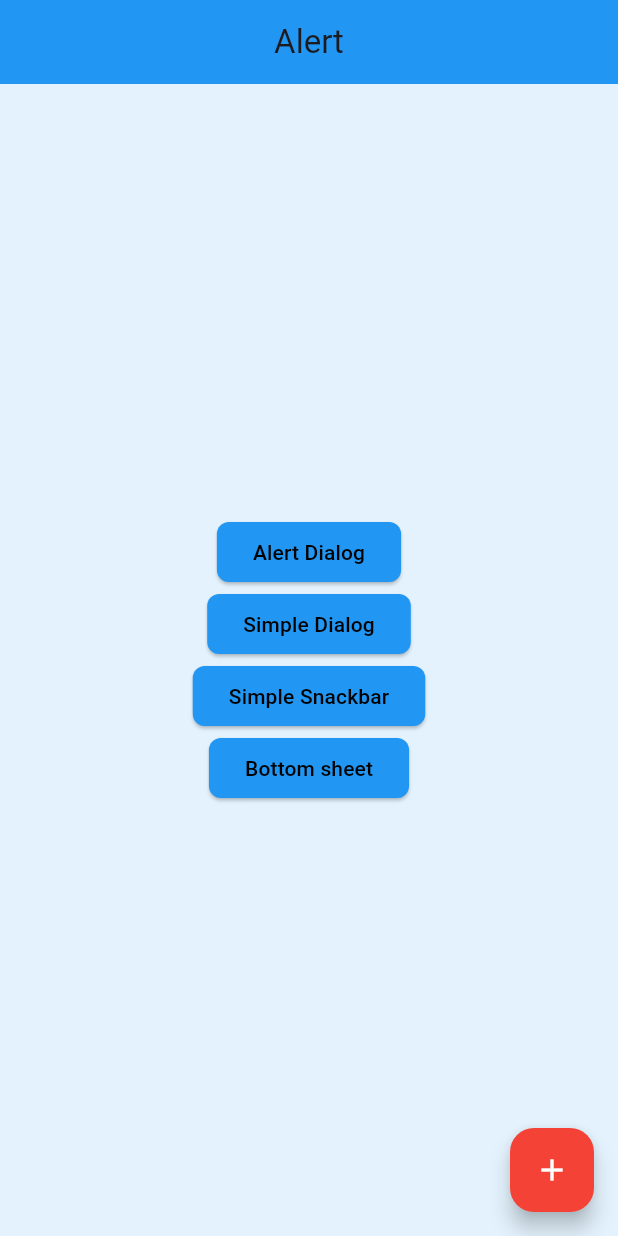
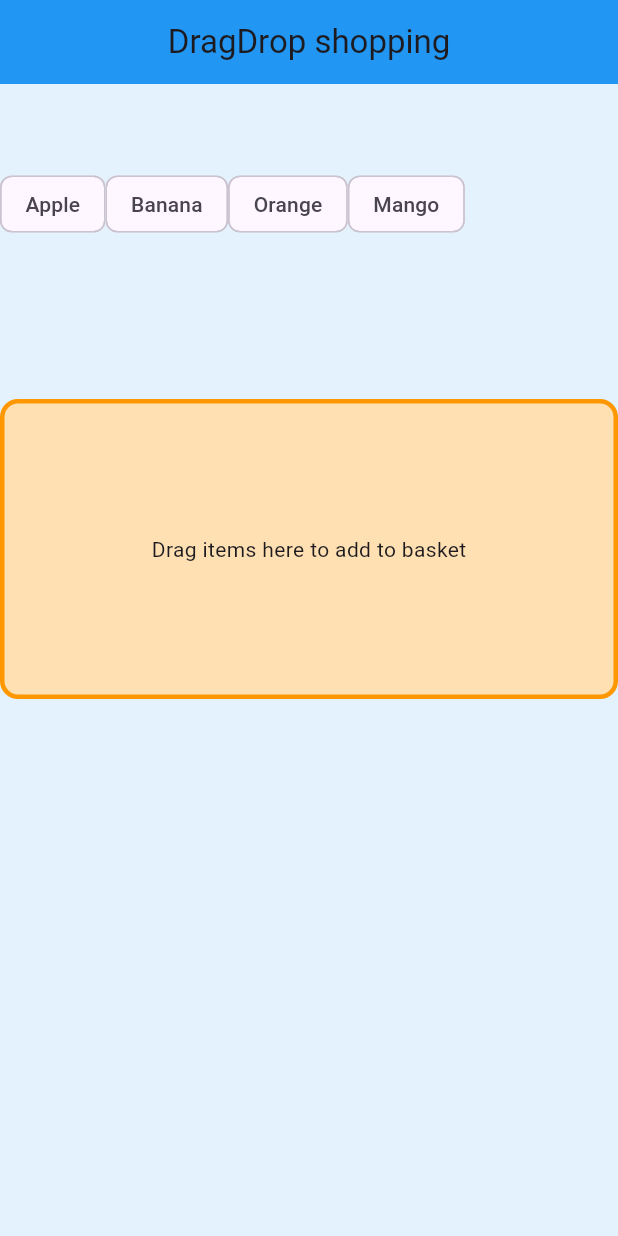
Before and after one commit to taufiqurSabbir/ostad_flutter_14, a Flutter app: the screen it shows after launch, on a phone screen of 412 x 824 dp. Run offline on Flutter 3.47's test engine with Material 3 defaults, Android fonts, the light colour scheme and no system bars.

Commit message:
module 13 class - 3

```diff
--- a/lib/app.dart
+++ b/lib/app.dart
@@ -11,6 +11,8 @@ import 'module_12/list_v.dart';
 import 'module_12/module_12_grid.dart';
 import 'module_13/class_1.dart';
 import 'module_13/class_2_alert.dart';
+import 'module_13/class_3.dart';
+import 'module_13/drag_drop.dart';
 
 class MyAPP extends StatelessWidget {
   const MyAPP({super.key});
@@ -62,7 +64,7 @@ class MyAPP extends StatelessWidget {
       ),
 
       title: 'Flutter 14',
-      home: Alert(),
+      home: DragDrop(),
     );
   }
 }
--- /dev/null
+++ b/lib/module_13/drag_drop.dart
@@ -0,0 +1,65 @@
+import 'package:flutter/material.dart';
+
+class DragDrop extends StatelessWidget {
+  const DragDrop({super.key});
+
+  @override
+  Widget build(BuildContext context) {
+    List<String> fruits = ["Apple", "Banana", "Orange", "Mango"];
+    List<String> basket = [];
+    return Scaffold(
+        appBar: AppBar(
+          title: Text('DragDrop shopping'),
+        ),
+        body: Column(children: [
+          SizedBox(
+            height: 160,
+            child: Row(
+              children: fruits.map((fruit) {
+                return Draggable(
+                  data: fruit,
+                  feedback: Material(
+                    color: Colors.transparent,
+                    child: Chip(
+                      label: Text(fruit),
+                      backgroundColor: Colors.greenAccent,
+                    ),
+                  ),
+                  childWhenDragging: Opacity(
+                    opacity: 0.4,
+                    child: Chip(label: Text(fruit)),
+                  ),
+                  child: Chip(label: Text(fruit)),
+                );
+              }).toList(),
+            ),
+          ),
+          SizedBox(
+            height: 50,
+          ),
+          DragTarget<String>(
+            onAccept: (receivedItem) {
+              basket.add(receivedItem);
+            },
+              //context, candidateData, rejectedData)
+            builder: (context, cData, rData) {
+              return Container(
+                height: 200,
+                width: double.infinity,
+                decoration: BoxDecoration(
+                  color: Colors.orange[100],
+                  border: Border.all(width: 3, color: Colors.orange),
+                  borderRadius: BorderRadius.circular(12),
+                ),
+                child: basket.isEmpty ? Center(child: Text('Drag items here to add to basket')) :
+                Wrap(children: basket.map((item)=>Chip(
+                    label: Text(item),
+                backgroundColor: Colors.orange[300],
+                )).toList()
+              ),
+              );
+            },
+          ),
+        ]));
+  }
+}
```
Also changed, not shown: lib/module_13/class_3.dart (added, +78 -0 lines).
